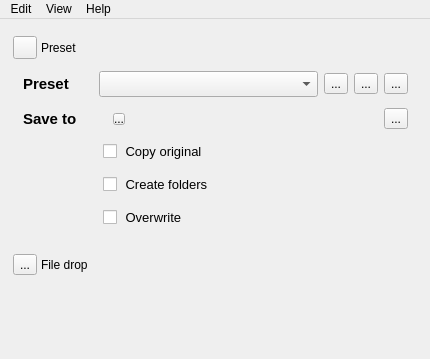
First picture: the form in jobman.ui, repository mikaelsundell/jobman, before the edit; both pictures show x 0 to 430 and y 0 to 359 of the 430 by 663 pixel window.
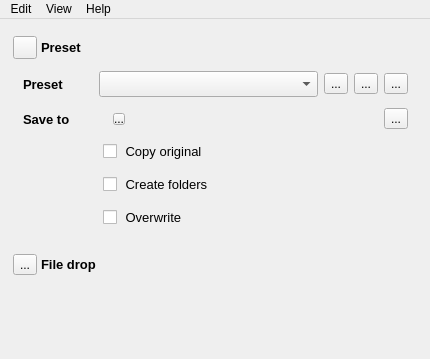
Second picture: the form after the edit. Icons and pictures are not drawn. Custom widgets are drawn as their Qt base class.

Commit message: Initial windows support Fixed initialization of Jobman, no longer dangling pointer Improved platform, now split into mac and win Improved cpu usage stats now using native APIs Improved Queue with killJobs if running on closing Added isProcessing to detect if jobs are running when closing

What changed in the file:
```diff
--- a/jobman.ui
+++ b/jobman.ui
@@ -90,6 +90,12 @@
          </item>
          <item>
           <widget class="QLabel" name="label1">
+           <property name="font">
+            <font>
+             <pointsize>10</pointsize>
+             <bold>true</bold>
+            </font>
+           </property>
            <property name="text">
             <string>Preset</string>
            </property>
@@ -160,7 +166,7 @@
              <widget class="QLabel" name="label_2">
               <property name="font">
                <font>
-                <pointsize>11</pointsize>
+                <pointsize>10</pointsize>
                 <bold>true</bold>
                </font>
               </property>
@@ -437,7 +443,7 @@
              <widget class="QLabel" name="label_3">
               <property name="font">
                <font>
-                <pointsize>11</pointsize>
+                <pointsize>10</pointsize>
                 <bold>true</bold>
                </font>
               </property>
@@ -583,6 +589,12 @@
          </item>
          <item>
           <widget class="QLabel" name="label">
+           <property name="font">
+            <font>
+             <pointsize>10</pointsize>
+             <bold>true</bold>
+            </font>
+           </property>
            <property name="styleSheet">
             <string notr="true"/>
            </property>
```
Left out of the diff: 2 changed lines with no effect on the pictures. The commit also changes 17 other files.
